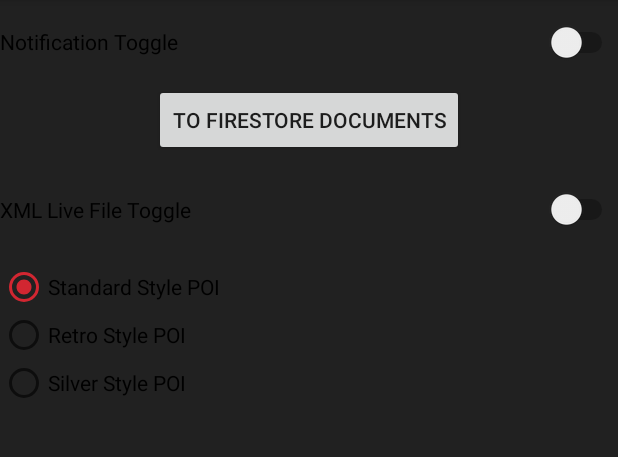
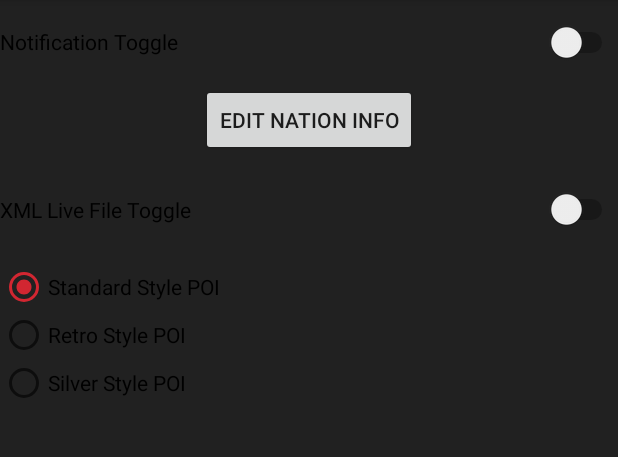
Before and after one commit to jjs100/sepa2020, an Android app: the AdminPage screen opened directly, with no data from a screen before it, on a phone screen of 412 x 824 dp, the part 84-541 px from its top. Run offline under Robolectric (Android 15) with nearby library versions, the phone set to English and light mode, and no system bars; Roboto replaces fonts that are not available here.

Commit message:
[Josiah Sonsie][updated admin screen + used string res]

```diff
--- a/app/src/main/res/layout/activity_admin_page.xml
+++ b/app/src/main/res/layout/activity_admin_page.xml
@@ -19,7 +19,7 @@
         android:layout_width="wrap_content"
         android:layout_height="wrap_content"
         android:layout_gravity="center_horizontal"
-        android:text="To Firestore Documents" />
+        android:text="@string/button_edit_db" />
 
     <Switch
         android:id="@+id/xmlLiveImportToggle"
@@ -36,19 +36,19 @@
             android:id="@+id/standard"
             android:layout_width="match_parent"
             android:layout_height="wrap_content"
-            android:text="Standard Style POI" />
+            android:text="@string/standard_style_poi" />
 
         <RadioButton
             android:id="@+id/retro"
             android:layout_width="match_parent"
             android:layout_height="wrap_content"
-            android:text="Retro Style POI" />
+            android:text="@string/retro_style_poi" />
 
         <RadioButton
             android:id="@+id/silver"
             android:layout_width="match_parent"
             android:layout_height="wrap_content"
-            android:text="Silver Style POI" />
+            android:text="@string/silver_style_poi" />
     </RadioGroup>
 
 </LinearLayout>
--- a/app/src/main/res/values/strings.xml
+++ b/app/src/main/res/values/strings.xml
@@ -28,4 +28,8 @@
     <string name = "info_hint">Information</string>
     <string name = "button_save">Save</string>
     <string name = "button_delete">Delete</string>
+    <string name="button_edit_db">Edit Nation Info</string>
+    <string name="standard_style_poi">Standard Style POI</string>
+    <string name="retro_style_poi">Retro Style POI</string>
+    <string name="silver_style_poi">Silver Style POI</string>
 </resources>
```
